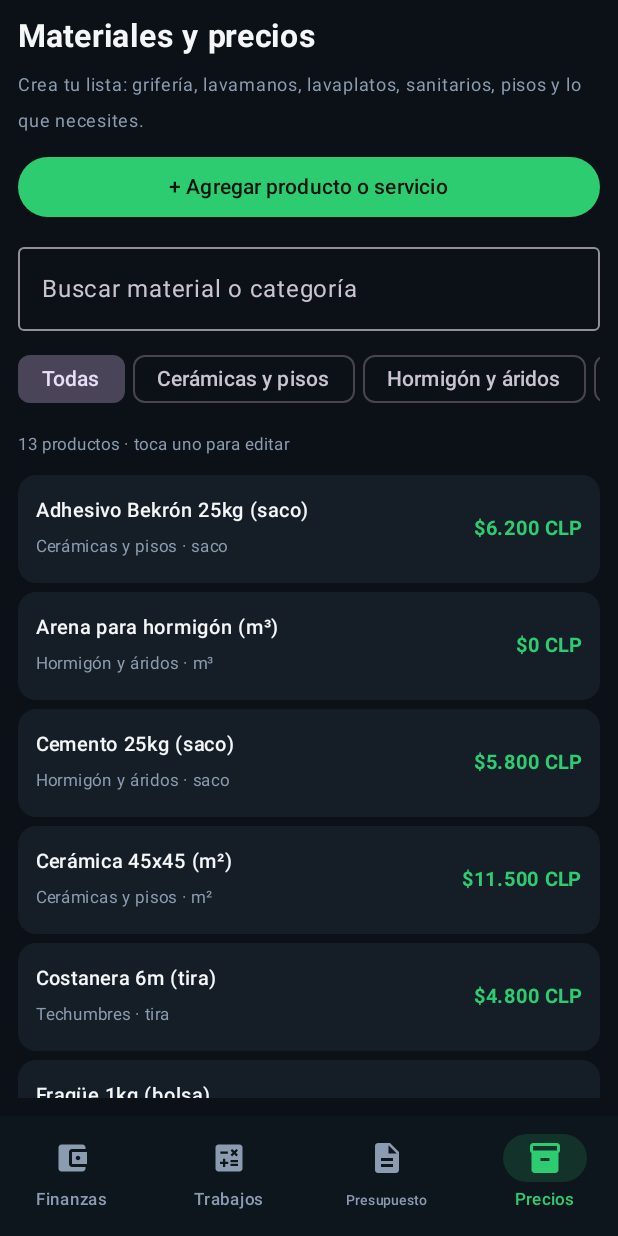
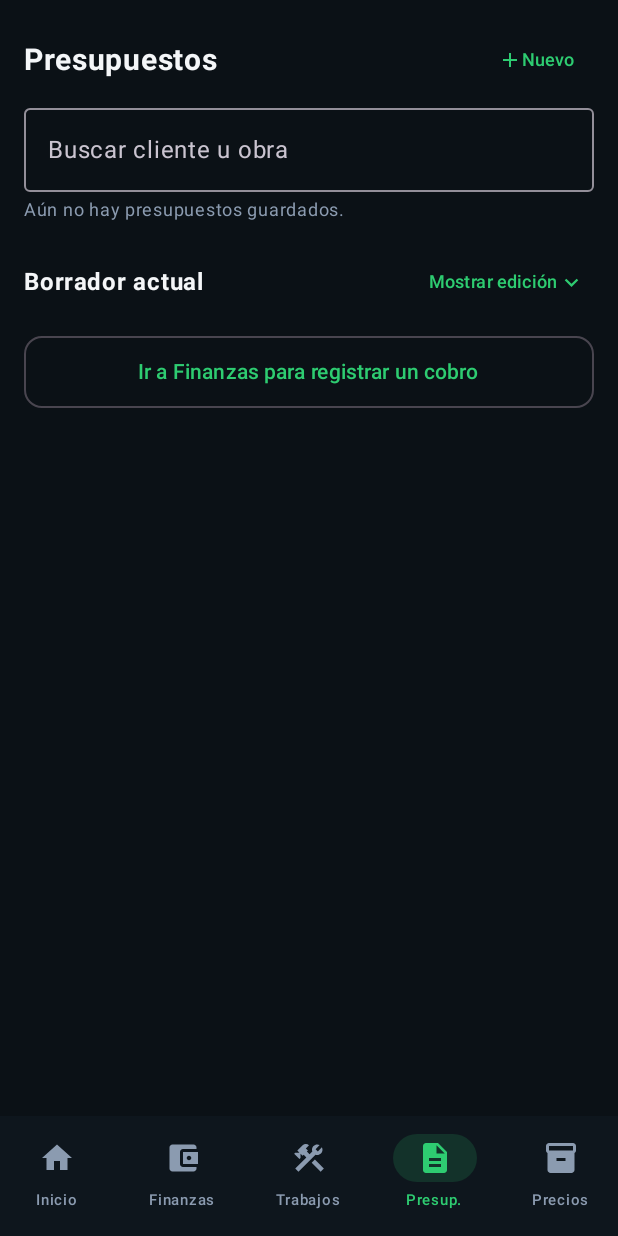
Before and after one commit to rarce-75-AI/CalculadoraPro, an Android app built with Jetpack Compose: the screen it shows after launch (MainActivity), item 4 of the bottom bar chosen, on a phone screen of 412 x 824 dp. Run offline under Robolectric (Android 15) with nearby library versions, the phone set to English and light mode, and no system bars.

Commit message:
Añadir pestaña Inicio y navegar a Finanzas Trabajos Presupuestos y Precios

```diff
--- a/app/src/main/java/cl/rarce/calculadorapro/MainActivity.kt
+++ b/app/src/main/java/cl/rarce/calculadorapro/MainActivity.kt
@@ -265,17 +265,18 @@ fun CalculadoraProApp() {
                 contentColor = TextMuted
             ) {
                 val navItems = listOf(
-                    Triple("Finanzas", Icons.Default.AccountBalanceWallet, 0),
-                    Triple("Trabajos", Icons.Default.Calculate, 1),
-                    Triple("Presupuesto", Icons.Default.Description, 2),
-                    Triple("Precios", Icons.Default.Inventory, 3)
+                    Triple("Inicio", Icons.Default.Home, 0),
+                    Triple("Finanzas", Icons.Default.AccountBalanceWallet, 1),
+                    Triple("Trabajos", Icons.Default.Construction, 2),
+                    Triple("Presup.", Icons.Default.Description, 3),
+                    Triple("Precios", Icons.Default.Inventory, 4)
                 )
                 navItems.forEach { (label, icon, index) ->
                     NavigationBarItem(
                         selected = selectedTab == index,
                         onClick = { selectedTab = index },
                         icon = { Icon(icon, contentDescription = label) },
-                        label = { Text(label, fontSize = if (index == 2) 9.sp else 11.sp, maxLines = 1, softWrap = false) },
+                        label = { Text(label, fontSize = 10.sp, maxLines = 1, softWrap = false) },
                         alwaysShowLabel = true,
                         colors = NavigationBarItemDefaults.colors(
                             selectedIconColor = AccentGreen,
@@ -291,11 +292,20 @@ fun CalculadoraProApp() {
     ) { innerPadding ->
         Box(modifier = Modifier.padding(innerPadding)) {
             when (selectedTab) {
-                0 -> FinanzasPorObraScreen(
+                0 -> InicioObrasScreen(
+                    context = context,
+                    presupuestos = presupuestosGuardados,
+                    movimientos = movimientos,
+                    onFinanzas = { selectedTab = 1 },
+                    onTrabajos = { selectedTab = 2 },
+                    onPresupuestos = { selectedTab = 3 },
+                    onPrecios = { selectedTab = 4 }
+                )
+                1 -> FinanzasPorObraScreen(
                     presupuestos = presupuestosGuardados,
                     movimientos = movimientos
                 )
-                1 -> ConfiguradorObraScreen(
+                2 -> ConfiguradorObraScreen(
                     precios = preciosBase,
                     categorias = categoriasPrecios,
                     unidades = unidadesPrecios,
@@ -306,14 +316,14 @@ fun CalculadoraProApp() {
                             itemsPresupuesto.removeAll { it.nombre.startsWith(prefijo) }
                         }
                         itemsPresupuesto.addAll(nuevosItems.distinctBy { it.nombre })
-                        selectedTab = 2
+                        selectedTab = 3
                     },
                     yaAgregado = { grupo ->
                         itemsPresupuesto.any { it.nombre.startsWith("$grupo / ") }
                     },
-                    onCatalogo = { selectedTab = 3 }
+                    onCatalogo = { selectedTab = 4 }
                 )
-                2 -> PresupuestoScreen(
+                3 -> PresupuestoScreen(
                     cliente = nombreCliente,
                     onClienteChange = { nombreCliente = it },
                     obra = nombreObra,
@@ -346,10 +356,10 @@ fun CalculadoraProApp() {
                     onGuardarEnFinanzas = { _ ->
                         // Nunca registrar una cotización como cobro; sólo abrir Finanzas.
                         prefs.edit().putLong("finanzas_obra_seleccionada", presupuestoActivoId).apply()
-                        selectedTab = 0
+                        selectedTab = 1
                     }
                 )
-                3 -> CatalogoObraScreen(preciosBase, categoriasPrecios, unidadesPrecios)
+                4 -> CatalogoObraScreen(preciosBase, categoriasPrecios, unidadesPrecios)
             }
         }
     }
```
